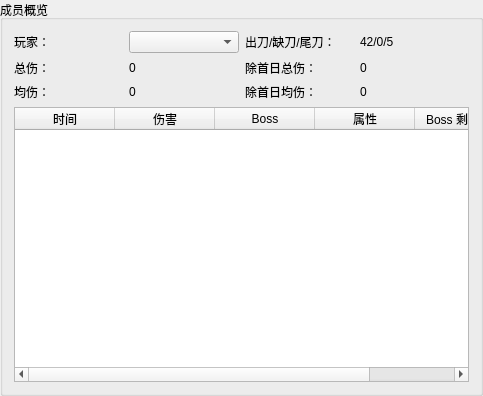
Above: UI/member_overview.ui from MirandaMeow/GuildToolQT before the change. Below: the same form after it.
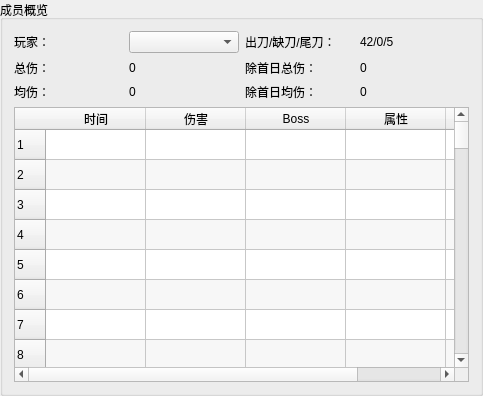
That is the form after the change.

Diff of the .ui file:
```diff
--- a/UI/member_overview.ui
+++ b/UI/member_overview.ui
@@ -105,6 +105,1362 @@
      </item>
      <item>
       <widget class="QTableWidget" name="tableWidget">
+       <property name="alternatingRowColors">
+        <bool>true</bool>
+       </property>
+       <property name="rowCount">
+        <number>1350</number>
+       </property>
+       <row/>
+       <row/>
+       <row/>
+       <row/>
+       <row/>
+       <row/>
+       <row/>
+       <row/>
+       <row/>
+       <row/>
+       <row/>
+       <row/>
+       <row/>
+       <row/>
+       <row/>
+       <row/>
+       <row/>
+       <row/>
+       <row/>
+       <row/>
+       <row/>
+       <row/>
+       <row/>
+       <row/>
+       <row/>
+       <row/>
+       <row/>
+       <row/>
+       <row/>
+       <row/>
+       <row/>
+       <row/>
+       <row/>
+       <row/>
+       <row/>
+       <row/>
+       <row/>
+       <row/>
+       <row/>
+       <row/>
+       <row/>
+       <row/>
+       <row/>
+       <row/>
+       <row/>
+       <row/>
+       <row/>
+       <row/>
+       <row/>
+       <row/>
+       <row/>
+       <row/>
+       <row/>
+       <row/>
+       <row/>
+       <row/>
+       <row/>
+       <row/>
+       <row/>
+       <row/>
+       <row/>
+       <row/>
+       <row/>
+       <row/>
+       <row/>
+       <row/>
+       <row/>
+       <row/>
+       <row/>
+       <row/>
+       <row/>
+       <row/>
+       <row/>
+       <row/>
+       <row/>
+       <row/>
+       <row/>
+       <row/>
+       <row/>
+       <row/>
+       <row/>
+       <row/>
+       <row/>
+       <row/>
+       <row/>
+       <row/>
+       <row/>
+       <row/>
+       <row/>
+       <row/>
+       <row/>
+       <row/>
+       <row/>
+       <row/>
+       <row/>
+       <row/>
+       <row/>
+       <row/>
+       <row/>
+       <row/>
+       <row/>
+       <row/>
+       <row/>
+       <row/>
+       <row/>
+       <row/>
+       <row/>
+       <row/>
+       <row/>
+       <row/>
+       <row/>
+       <row/>
+       <row/>
+       <row/>
+       <row/>
+       <row/>
+       <row/>
+       <row/>
+       <row/>
+       <row/>
+       <row/>
+       <row/>
+       <row/>
+       <row/>
+       <row/>
+       <row/>
+       <row/>
+       <row/>
+       <row/>
+       <row/>
+       <row/>
+       <row/>
+       <row/>
+       <row/>
+       <row/>
+       <row/>
+       <row/>
+       <row/>
+       <row/>
+       <row/>
+       <row/>
+       <row/>
+       <row/>
+       <row/>
+       <row/>
+       <row/>
+       <row/>
+       <row/>
+       <row/>
+       <row/>
+       <row/>
+       <row/>
+       <row/>
+       <row/>
+       <row/>
+       <row/>
+       <row/>
+       <row/>
+       <row/>
+       <row/>
+       <row/>
+       <row/>
+       <row/>
+       <row/>
+       <row/>
+       <row/>
+       <row/>
+       <row/>
+       <row/>
+       <row/>
+       <row/>
+       <row/>
+       <row/>
+       <row/>
+       <row/>
+       <row/>
+       <row/>
+       <row/>
+       <row/>
+       <row/>
+       <row/>
+       <row/>
+       <row/>
+       <row/>
+       <row/>
+       <row/>
+       <row/>
+       <row/>
+       <row/>
+       <row/>
+       <row/>
+       <row/>
+       <row/>
+       <row/>
+       <row/>
+       <row/>
+       <row/>
+       <row/>
+       <row/>
+       <row/>
+       <row/>
+       <row/>
+       <row/>
+       <row/>
+       <row/>
+       <row/>
+       <row/>
+       <row/>
+       <row/>
+       <row/>
+       <row/>
+       <row/>
+       <row/>
+       <row/>
+       <row/>
+       <row/>
+       <row/>
+       <row/>
+       <row/>
+       <row/>
+       <row/>
+       <row/>
+       <row/>
+       <row/>
+       <row/>
+       <row/>
+       <row/>
+       <row/>
+       <row/>
+       <row/>
+       <row/>
+       <row/>
+       <row/>
+       <row/>
+       <row/>
+       <row/>
+       <row/>
+       <row/>
+       <row/>
+       <row/>
+       <row/>
+       <row/>
+       <row/>
+       <row/>
+       <row/>
+       <row/>
+       <row/>
+       <row/>
+       <row/>
+       <row/>
+       <row/>
+       <row/>
+       <row/>
+       <row/>
+       <row/>
+       <row/>
+       <row/>
+       <row/>
+       <row/>
+       <row/>
+       <row/>
+       <row/>
+       <row/>
+       <row/>
+       <row/>
+       <row/>
+       <row/>
+       <row/>
+       <row/>
+       <row/>
+       <row/>
+       <row/>
+       <row/>
+       <row/>
+       <row/>
+       <row/>
+       <row/>
+       <row/>
+       <row/>
+       <row/>
+       <row/>
+       <row/>
+       <row/>
+       <row/>
+       <row/>
+       <row/>
+       <row/>
+       <row/>
+       <row/>
+       <row/>
+       <row/>
+       <row/>
+       <row/>
+       <row/>
+       <row/>
+       <row/>
+       <row/>
+       <row/>
+       <row/>
+       <row/>
+       <row/>
+       <row/>
+       <row/>
+       <row/>
+       <row/>
+       <row/>
+       <row/>
+       <row/>
+       <row/>
+       <row/>
+       <row/>
+       <row/>
+       <row/>
+       <row/>
+       <row/>
+       <row/>
+       <row/>
+       <row/>
+       <row/>
+       <row/>
+       <row/>
+       <row/>
+       <row/>
+       <row/>
+       <row/>
+       <row/>
+       <row/>
+       <row/>
+       <row/>
+       <row/>
+       <row/>
+       <row/>
+       <row/>
+       <row/>
+       <row/>
+       <row/>
+       <row/>
+       <row/>
+       <row/>
+       <row/>
+       <row/>
+       <row/>
+       <row/>
+       <row/>
+       <row/>
+       <row/>
+       <row/>
+       <row/>
+       <row/>
+       <row/>
+       <row/>
+       <row/>
+       <row/>
+       <row/>
+       <row/>
+       <row/>
+       <row/>
+       <row/>
+       <row/>
+       <row/>
+       <row/>
+       <row/>
+       <row/>
+       <row/>
+       <row/>
+       <row/>
+       <row/>
+       <row/>
+       <row/>
+       <row/>
+       <row/>
+       <row/>
+       <row/>
+       <row/>
+       <row/>
+       <row/>
+       <row/>
+       <row/>
+       <row/>
+       <row/>
+       <row/>
+       <row/>
+       <row/>
+       <row/>
+       <row/>
+       <row/>
+       <row/>
+       <row/>
+       <row/>
+       <row/>
+       <row/>
+       <row/>
+       <row/>
+       <row/>
+       <row/>
+       <row/>
+       <row/>
+       <row/>
+       <row/>
+       <row/>
+       <row/>
+       <row/>
+       <row/>
+       <row/>
+       <row/>
+       <row/>
+       <row/>
+       <row/>
+       <row/>
+       <row/>
+       <row/>
+       <row/>
+       <row/>
+       <row/>
+       <row/>
+       <row/>
+       <row/>
+       <row/>
+       <row/>
+       <row/>
+       <row/>
+       <row/>
+       <row/>
+       <row/>
+       <row/>
+       <row/>
+       <row/>
+       <row/>
+       <row/>
+       <row/>
+       <row/>
+       <row/>
+       <row/>
+       <row/>
+       <row/>
+       <row/>
+       <row/>
+       <row/>
+       <row/>
+       <row/>
+       <row/>
+       <row/>
+       <row/>
+       <row/>
+       <row/>
+       <row/>
+       <row/>
+       <row/>
+       <row/>
+       <row/>
+       <row/>
+       <row/>
+       <row/>
+       <row/>
+       <row/>
+       <row/>
+       <row/>
+       <row/>
+       <row/>
+       <row/>
+       <row/>
+       <row/>
+       <row/>
+       <row/>
+       <row/>
+       <row/>
+       <row/>
+       <row/>
+       <row/>
+       <row/>
+       <row/>
+       <row/>
+       <row/>
+       <row/>
+       <row/>
+       <row/>
+       <row/>
+       <row/>
+       <row/>
+       <row/>
+       <row/>
+       <row/>
+       <row/>
+       <row/>
+       <row/>
+       <row/>
+       <row/>
+       <row/>
+       <row/>
+       <row/>
+       <row/>
+       <row/>
+       <row/>
+       <row/>
+       <row/>
+       <row/>
+       <row/>
+       <row/>
+       <row/>
+       <row/>
+       <row/>
+       <row/>
+       <row/>
+       <row/>
+       <row/>
+       <row/>
+       <row/>
+       <row/>
+       <row/>
+       <row/>
+       <row/>
+       <row/>
+       <row/>
+       <row/>
+       <row/>
+       <row/>
+       <row/>
+       <row/>
+       <row/>
+       <row/>
+       <row/>
+       <row/>
+       <row/>
+       <row/>
+       <row/>
+       <row/>
+       <row/>
+       <row/>
+       <row/>
+       <row/>
+       <row/>
+       <row/>
+       <row/>
+       <row/>
+       <row/>
+       <row/>
+       <row/>
+       <row/>
+       <row/>
+       <row/>
+       <row/>
+       <row/>
+       <row/>
+       <row/>
+       <row/>
+       <row/>
+       <row/>
+       <row/>
+       <row/>
+       <row/>
+       <row/>
+       <row/>
+       <row/>
+       <row/>
+       <row/>
+       <row/>
+       <row/>
+       <row/>
+       <row/>
+       <row/>
+       <row/>
+       <row/>
+       <row/>
+       <row/>
+       <row/>
+       <row/>
+       <row/>
+       <row/>
+       <row/>
+       <row/>
+       <row/>
+       <row/>
+       <row/>
+       <row/>
+       <row/>
+       <row/>
+       <row/>
+       <row/>
+       <row/>
+       <row/>
+       <row/>
+       <row/>
+       <row/>
+       <row/>
+       <row/>
+       <row/>
+       <row/>
+       <row/>
+       <row/>
+       <row/>
+       <row/>
+       <row/>
+       <row/>
+       <row/>
+       <row/>
+       <row/>
+       <row/>
+       <row/>
+       <row/>
+       <row/>
+       <row/>
+       <row/>
+       <row/>
+       <row/>
+       <row/>
+       <row/>
+       <row/>
+       <row/>
+       <row/>
+       <row/>
+       <row/>
+       <row/>
+       <row/>
+       <row/>
+       <row/>
+       <row/>
+       <row/>
+       <row/>
+       <row/>
+       <row/>
+       <row/>
+       <row/>
+       <row/>
+       <row/>
+       <row/>
+       <row/>
+       <row/>
+       <row/>
+       <row/>
+       <row/>
+       <row/>
+       <row/>
+       <row/>
+       <row/>
+       <row/>
+       <row/>
+       <row/>
+       <row/>
+       <row/>
+       <row/>
+       <row/>
+       <row/>
+       <row/>
+       <row/>
+       <row/>
+       <row/>
+       <row/>
+       <row/>
+       <row/>
+       <row/>
+       <row/>
+       <row/>
+       <row/>
+       <row/>
+       <row/>
+       <row/>
+       <row/>
+       <row/>
+       <row/>
+       <row/>
+       <row/>
+       <row/>
+       <row/>
+       <row/>
+       <row/>
+       <row/>
+       <row/>
+       <row/>
+       <row/>
+       <row/>
+       <row/>
+       <row/>
+       <row/>
+       <row/>
+       <row/>
+       <row/>
+       <row/>
+       <row/>
+       <row/>
+       <row/>
+       <row/>
+       <row/>
+       <row/>
+       <row/>
+       <row/>
+       <row/>
+       <row/>
+       <row/>
+       <row/>
+       <row/>
+       <row/>
+       <row/>
+       <row/>
+       <row/>
+       <row/>
+       <row/>
+       <row/>
+       <row/>
+       <row/>
+       <row/>
+       <row/>
+       <row/>
+       <row/>
+       <row/>
+       <row/>
+       <row/>
+       <row/>
+       <row/>
+       <row/>
+       <row/>
+       <row/>
+       <row/>
+       <row/>
+       <row/>
+       <row/>
+       <row/>
+       <row/>
+       <row/>
+       <row/>
+       <row/>
+       <row/>
+       <row/>
+       <row/>
+       <row/>
+       <row/>
+       <row/>
+       <row/>
+       <row/>
+       <row/>
+       <row/>
+       <row/>
+       <row/>
+       <row/>
+       <row/>
+       <row/>
+       <row/>
+       <row/>
+       <row/>
+       <row/>
+       <row/>
+       <row/>
+       <row/>
+       <row/>
+       <row/>
+       <row/>
+       <row/>
+       <row/>
+       <row/>
+       <row/>
+       <row/>
+       <row/>
+       <row/>
+       <row/>
+       <row/>
+       <row/>
+       <row/>
+       <row/>
+       <row/>
+       <row/>
+       <row/>
+       <row/>
+       <row/>
+       <row/>
+       <row/>
+       <row/>
+       <row/>
+       <row/>
+       <row/>
+       <row/>
+       <row/>
+       <row/>
+       <row/>
+       <row/>
+       <row/>
+       <row/>
+       <row/>
+       <row/>
+       <row/>
+       <row/>
+       <row/>
+       <row/>
+       <row/>
+       <row/>
+       <row/>
+       <row/>
+       <row/>
+       <row/>
+       <row/>
+       <row/>
+       <row/>
+       <row/>
+       <row/>
+       <row/>
+       <row/>
+       <row/>
+       <row/>
+       <row/>
+       <row/>
+       <row/>
+       <row/>
+       <row/>
+       <row/>
+       <row/>
+       <row/>
+       <row/>
+       <row/>
+       <row/>
+       <row/>
+       <row/>
+       <row/>
+       <row/>
+       <row/>
+       <row/>
+       <row/>
+       <row/>
+       <row/>
+       <row/>
+       <row/>
+       <row/>
+       <row/>
+       <row/>
+       <row/>
+       <row/>
+       <row/>
+       <row/>
+       <row/>
+       <row/>
+       <row/>
+       <row/>
+       <row/>
+       <row/>
+       <row/>
+       <row/>
+       <row/>
+       <row/>
+       <row/>
+       <row/>
+       <row/>
+       <row/>
+       <row/>
+       <row/>
+       <row/>
+       <row/>
+       <row/>
+       <row/>
+       <row/>
+       <row/>
+       <row/>
+       <row/>
+       <row/>
+       <row/>
+       <row/>
+       <row/>
+       <row/>
+       <row/>
+       <row/>
+       <row/>
+       <row/>
+       <row/>
+       <row/>
+       <row/>
+       <row/>
+       <row/>
+       <row/>
+       <row/>
+       <row/>
+       <row/>
+       <row/>
+       <row/>
+       <row/>
+       <row/>
+       <row/>
+       <row/>
+       <row/>
+       <row/>
+       <row/>
+       <row/>
+       <row/>
+       <row/>
+       <row/>
+       <row/>
+       <row/>
+       <row/>
+       <row/>
+       <row/>
+       <row/>
+       <row/>
+       <row/>
+       <row/>
+       <row/>
+       <row/>
+       <row/>
+       <row/>
+       <row/>
+       <row/>
+       <row/>
+       <row/>
+       <row/>
+       <row/>
+       <row/>
+       <row/>
+       <row/>
+       <row/>
+       <row/>
+       <row/>
+       <row/>
+       <row/>
+       <row/>
+       <row/>
+       <row/>
+       <row/>
+       <row/>
+       <row/>
+       <row/>
+       <row/>
+       <row/>
+       <row/>
+       <row/>
+       <row/>
+       <row/>
+       <row/>
+       <row/>
+       <row/>
+       <row/>
+       <row/>
+       <row/>
+       <row/>
+       <row/>
+       <row/>
+       <row/>
+       <row/>
+       <row/>
+       <row/>
+       <row/>
+       <row/>
+       <row/>
+       <row/>
+       <row/>
+       <row/>
+       <row/>
+       <row/>
+       <row/>
+       <row/>
+       <row/>
+       <row/>
+       <row/>
+       <row/>
+       <row/>
+       <row/>
+       <row/>
+       <row/>
+       <row/>
+       <row/>
+       <row/>
+       <row/>
+       <row/>
+       <row/>
+       <row/>
+       <row/>
+       <row/>
+       <row/>
+       <row/>
+       <row/>
+       <row/>
+       <row/>
+       <row/>
+       <row/>
+       <row/>
+       <row/>
+       <row/>
+       <row/>
+       <row/>
+       <row/>
+       <row/>
+       <row/>
+       <row/>
+       <row/>
+       <row/>
+       <row/>
+       <row/>
+       <row/>
+       <row/>
+       <row/>
+       <row/>
+       <row/>
+       <row/>
+       <row/>
+       <row/>
+       <row/>
+       <row/>
+       <row/>
+       <row/>
+       <row/>
+       <row/>
+       <row/>
+       <row/>
+       <row/>
+       <row/>
+       <row/>
+       <row/>
+       <row/>
+       <row/>
+       <row/>
+       <row/>
+       <row/>
+       <row/>
+       <row/>
+       <row/>
+       <row/>
+       <row/>
+       <row/>
+       <row/>
+       <row/>
+       <row/>
+       <row/>
+       <row/>
+       <row/>
+       <row/>
+       <row/>
+       <row/>
+       <row/>
+       <row/>
+       <row/>
+       <row/>
+       <row/>
+       <row/>
+       <row/>
+       <row/>
+       <row/>
+       <row/>
+       <row/>
+       <row/>
+       <row/>
+       <row/>
+       <row/>
+       <row/>
+       <row/>
+       <row/>
+       <row/>
+       <row/>
+       <row/>
+       <row/>
+       <row/>
+       <row/>
+       <row/>
+       <row/>
+       <row/>
+       <row/>
+       <row/>
+       <row/>
+       <row/>
+       <row/>
+       <row/>
+       <row/>
+       <row/>
+       <row/>
+       <row/>
+       <row/>
+       <row/>
+       <row/>
+       <row/>
+       <row/>
+       <row/>
+       <row/>
+       <row/>
+       <row/>
+       <row/>
+       <row/>
+       <row/>
+       <row/>
+       <row/>
+       <row/>
+       <row/>
+       <row/>
+       <row/>
+       <row/>
+       <row/>
+       <row/>
+       <row/>
+       <row/>
+       <row/>
+       <row/>
+       <row/>
+       <row/>
+       <row/>
+       <row/>
+       <row/>
+       <row/>
+       <row/>
+       <row/>
+       <row/>
+       <row/>
+       <row/>
+       <row/>
+       <row/>
+       <row/>
+       <row/>
+       <row/>
+       <row/>
+       <row/>
+       <row/>
+       <row/>
+       <row/>
+       <row/>
+       <row/>
+       <row/>
+       <row/>
+       <row/>
+       <row/>
+       <row/>
+       <row/>
+       <row/>
+       <row/>
+       <row/>
+       <row/>
+       <row/>
+       <row/>
+       <row/>
+       <row/>
+       <row/>
+       <row/>
+       <row/>
+       <row/>
+       <row/>
+       <row/>
+       <row/>
+       <row/>
+       <row/>
+       <row/>
+       <row/>
+       <row/>
+       <row/>
+       <row/>
+       <row/>
+       <row/>
+       <row/>
+       <row/>
+       <row/>
+       <row/>
+       <row/>
+       <row/>
+       <row/>
+       <row/>
+       <row/>
+       <row/>
+       <row/>
+       <row/>
+       <row/>
+       <row/>
+       <row/>
+       <row/>
+       <row/>
+       <row/>
+       <row/>
+       <row/>
+       <row/>
+       <row/>
+       <row/>
+       <row/>
+       <row/>
+       <row/>
+       <row/>
+       <row/>
+       <row/>
+       <row/>
+       <row/>
+       <row/>
+       <row/>
+       <row/>
+       <row/>
+       <row/>
+       <row/>
+       <row/>
+       <row/>
+       <row/>
+       <row/>
+       <row/>
+       <row/>
+       <row/>
+       <row/>
+       <row/>
+       <row/>
+       <row/>
+       <row/>
+       <row/>
+       <row/>
+       <row/>
+       <row/>
+       <row/>
+       <row/>
+       <row/>
+       <row/>
+       <row/>
+       <row/>
+       <row/>
+       <row/>
+       <row/>
+       <row/>
+       <row/>
+       <row/>
+       <row/>
+       <row/>
+       <row/>
+       <row/>
+       <row/>
+       <row/>
+       <row/>
+       <row/>
+       <row/>
+       <row/>
+       <row/>
+       <row/>
+       <row/>
+       <row/>
+       <row/>
+       <row/>
+       <row/>
+       <row/>
+       <row/>
+       <row/>
+       <row/>
+       <row/>
+       <row/>
+       <row/>
+       <row/>
+       <row/>
+       <row/>
+       <row/>
+       <row/>
+       <row/>
+       <row/>
+       <row/>
+       <row/>
+       <row/>
+       <row/>
+       <row/>
+       <row/>
+       <row/>
+       <row/>
+       <row/>
+       <row/>
+       <row/>
+       <row/>
+       <row/>
+       <row/>
+       <row/>
+       <row/>
+       <row/>
+       <row/>
+       <row/>
+       <row/>
+       <row/>
+       <row/>
+       <row/>
+       <row/>
+       <row/>
+       <row/>
+       <row/>
+       <row/>
+       <row/>
+       <row/>
+       <row/>
+       <row/>
+       <row/>
+       <row/>
+       <row/>
+       <row/>
+       <row/>
+       <row/>
+       <row/>
+       <row/>
+       <row/>
+       <row/>
+       <row/>
+       <row/>
+       <row/>
+       <row/>
+       <row/>
+       <row/>
+       <row/>
+       <row/>
+       <row/>
+       <row/>
+       <row/>
+       <row/>
+       <row/>
+       <row/>
+       <row/>
+       <row/>
+       <row/>
+       <row/>
+       <row/>
+       <row/>
+       <row/>
+       <row/>
+       <row/>
+       <row/>
+       <row/>
+       <row/>
+       <row/>
+       <row/>
+       <row/>
+       <row/>
+       <row/>
+       <row/>
+       <row/>
+       <row/>
+       <row/>
+       <row/>
+       <row/>
+       <row/>
+       <row/>
+       <row/>
+       <row/>
+       <row/>
+       <row/>
+       <row/>
+       <row/>
+       <row/>
+       <row/>
+       <row/>
+       <row/>
+       <row/>
+       <row/>
+       <row/>
+       <row/>
+       <row/>
+       <row/>
+       <row/>
+       <row/>
+       <row/>
+       <row/>
+       <row/>
+       <row/>
+       <row/>
+       <row/>
+       <row/>
+       <row/>
+       <row/>
+       <row/>
+       <row/>
+       <row/>
+       <row/>
+       <row/>
+       <row/>
+       <row/>
+       <row/>
+       <row/>
+       <row/>
+       <row/>
        <column>
         <property name="text">
          <string>时间</string>
```
